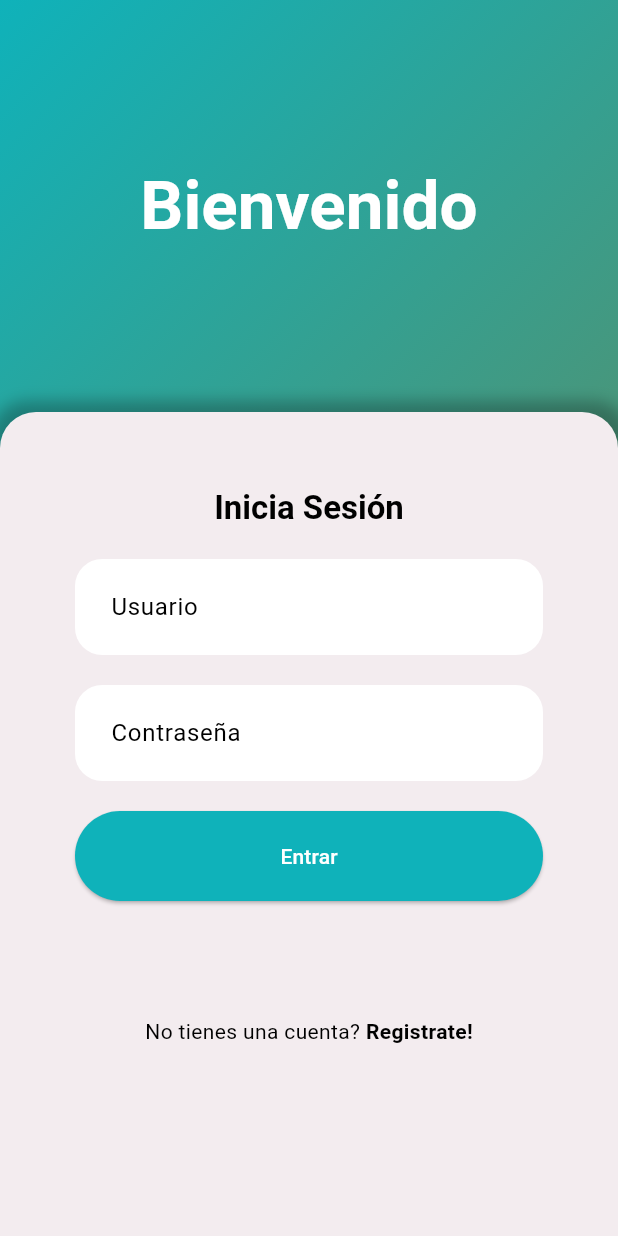
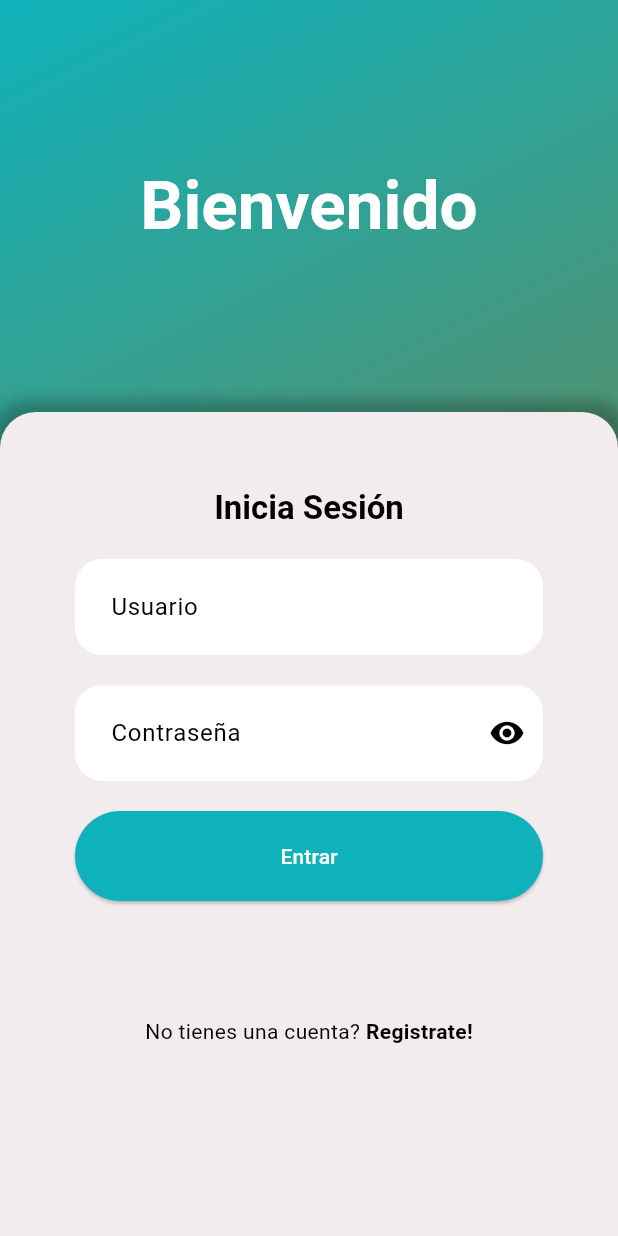
Before and after one commit to Manuel-Alonso-AG/SignUP-Frontend, a Flutter app: the screen it shows after launch, on a phone screen of 412 x 824 dp. Run offline on Flutter 3.47's test engine with Material 3 defaults, Android fonts, the phone set to English and light mode, and no system bars; our stand-ins replace intl_phone_field; Roboto replaces fonts that are missing (BAHNSCHRIFT).

Commit message:
Update constants

```diff
--- a/lib/pages/login_page.dart
+++ b/lib/pages/login_page.dart
@@ -1,10 +1,10 @@
 import 'package:flutter/material.dart';
 import 'package:frontend/theme/input_theme.dart';
 import 'package:frontend/utils/colors_constants.dart';
-import 'package:frontend/utils/constants.dart';
 import 'package:frontend/utils/radius_constants.dart';
 import 'package:frontend/utils/spacing_constants.dart';
 import 'package:frontend/utils/text_constants.dart';
+import 'package:frontend/utils/validators.dart';
 import 'package:frontend/widgets/buttom_widget.dart';
 
 class LoginPage extends StatefulWidget {
@@ -16,10 +16,23 @@ class LoginPage extends StatefulWidget {
 }
 
 class _LoginPageState extends State<LoginPage> {
+  final TextEditingController nameController= TextEditingController();
+  final TextEditingController passController = TextEditingController();
+
+  final GlobalKey<FormState> formKey = GlobalKey();
+  bool onHidenPassword = true;
+
+  void hidenPassword() => setState(() => onHidenPassword = !onHidenPassword);
+
+  void logOn() {
+    if (!formKey.currentState!.validate()) return;
+    print("object");
+  }
+
   @override
   Widget build(BuildContext context) {
     return Container(
-      decoration: BoxDecoration(gradient: GradientBackground().normal(context)),
+      decoration: BoxDecoration(gradient: GradientCustom.defaultGradient()),
       child: Column(
         children: [
           Expanded(
@@ -44,20 +57,27 @@ class _LoginPageState extends State<LoginPage> {
                   )
                 ]
               ),
+              child: Form(
+                key: formKey,
                 child: Column(
                   children: [
                     Text('Inicia Sesión', style: TextStyleConstants.titleLarge(context)),
-                  const SizedBox(height: padd),
+                    const SizedBox(height: paddMedium),
                     TextFormField(
-                    decoration: InputTheme(label: 'Usuario',).normal(context)
+                      decoration: InputCustom.normal(context, 'Usuario'),
+                      controller: nameController,
+                      validator: (value) => validatorName(value)
                     ),
-                  const SizedBox(height: padd),
+                    const SizedBox(height: paddMedium),
                     TextFormField(
-                    decoration: InputTheme(label: 'Contraseña',).normal(context)
+                      obscureText: onHidenPassword,
+                      decoration: InputCustom.password(context, 'Contraseña', onToggle: hidenPassword, isToggle: onHidenPassword),
+                      controller: passController,
+                      validator: (value) => validatorPass(value)
                     ),
-                  const SizedBox(height: padd),
+                    const SizedBox(height: paddMedium),
                     ButtomCustom(
-                    onPressed: () {},
+                      onPressed: logOn,
                       typeButton: TypeButton.expanded,
                       background: ColorConstants.primary(context),
                       child: const Text('Entrar', style: TextStyle(color: Colors.white),),
@@ -78,6 +98,7 @@ class _LoginPageState extends State<LoginPage> {
                 ),
               ),
             ),
+          ),
         ],
       ),
     );
--- a/lib/theme/input_theme.dart
+++ b/lib/theme/input_theme.dart
@@ -1,22 +1,24 @@
 import 'package:flutter/material.dart';
-import 'package:frontend/utils/constants.dart';
+import 'package:frontend/utils/radius_constants.dart';
+import 'package:frontend/utils/spacing_constants.dart';
 
-class InputTheme {
-  final String? label;
-  final Widget? suffixIcon;
-  final Icon? icon;
-
-  InputTheme({this.suffixIcon, this.icon, this.label});
-
-  InputDecoration normal(BuildContext context){
-    return InputDecoration(
-      labelText: label,
-      suffixIcon: suffixIcon,
-      icon: icon,
-      contentPadding: paddAll,
-      filled: true,
-      fillColor: Theme.of(context).colorScheme.surface,
-      border: const OutlineInputBorder(borderRadius: borderCircular,borderSide: BorderSide.none)
-    );
-  }
+class InputCustom {
+  static InputDecoration normal(BuildContext context, String? label) => InputDecoration(
+    labelText: label,
+    contentPadding: paddAllMedium,
+    filled: true,
+    fillColor: Theme.of(context).colorScheme.surface,
+    border: const OutlineInputBorder(borderRadius: borderRadiusMedium,borderSide: BorderSide.none)
+  );
+  static InputDecoration password(BuildContext context, String? label, {required VoidCallback onToggle, required bool isToggle}) => InputDecoration(
+    labelText: label,
+    contentPadding: paddAllMedium,
+    suffixIcon: IconButton(
+      icon: isToggle? const Icon(Icons.visibility) : const Icon(Icons.visibility_off),
+      onPressed: onToggle,
+    ),
+    filled: true,
+    fillColor: Theme.of(context).colorScheme.surface,
+    border: const OutlineInputBorder(borderRadius: borderRadiusMedium,borderSide: BorderSide.none)
+  );
 }
--- a/lib/utils/constants.dart
+++ /dev/null
@@ -1,42 +0,0 @@
-import 'package:flutter/material.dart';
-
-// DEPRECATED: Se cambiara este archivo por los archivos "colors_constants.drat", "radius_constants", "spacing_constants"
-
-const double padd = 20.0;
-const double spacer = 50.0;
-const double div = 10.0;
-const double spacerLarge = 150.0;
-const Radius rCircular = Radius.circular(18.0);
-
-const BorderRadius borderCircular = BorderRadius.all(rCircular);
-
-const EdgeInsetsGeometry paddAll = EdgeInsets.all(padd);
-
-class PaddAll {
-  EdgeInsetsGeometry large() => const EdgeInsets.all(spacer);
-  EdgeInsetsGeometry medium() => const EdgeInsets.all(padd);
-  EdgeInsetsGeometry small() => const EdgeInsets.all(div);
-}
-
-class PaddVertical {
-  EdgeInsetsGeometry large() => const EdgeInsets.symmetric(vertical: spacer);
-  EdgeInsetsGeometry medium() => const EdgeInsets.symmetric(vertical: padd);
-  EdgeInsetsGeometry small() => const EdgeInsets.symmetric(vertical: div);
-}
-
-class PaddHorizontal {
-  EdgeInsetsGeometry large() => const EdgeInsets.symmetric(horizontal: spacer);
-  EdgeInsetsGeometry medium() => const EdgeInsets.symmetric(horizontal: padd);
-  EdgeInsetsGeometry small() => const EdgeInsets.symmetric(horizontal: div);
-}
-
-class GradientBackground {
-  LinearGradient normal(BuildContext context) => LinearGradient(
-    colors: [
-      Theme.of(context).colorScheme.primary,
-      Theme.of(context).colorScheme.inversePrimary
-    ],
-    begin: Alignment.topLeft,
-    end: Alignment.centerRight
-  );
-}
```
Also changed, not shown: lib/pages/register_page.dart (+28 -65 lines). Lines whose indentation alone changed are shown as unchanged.
